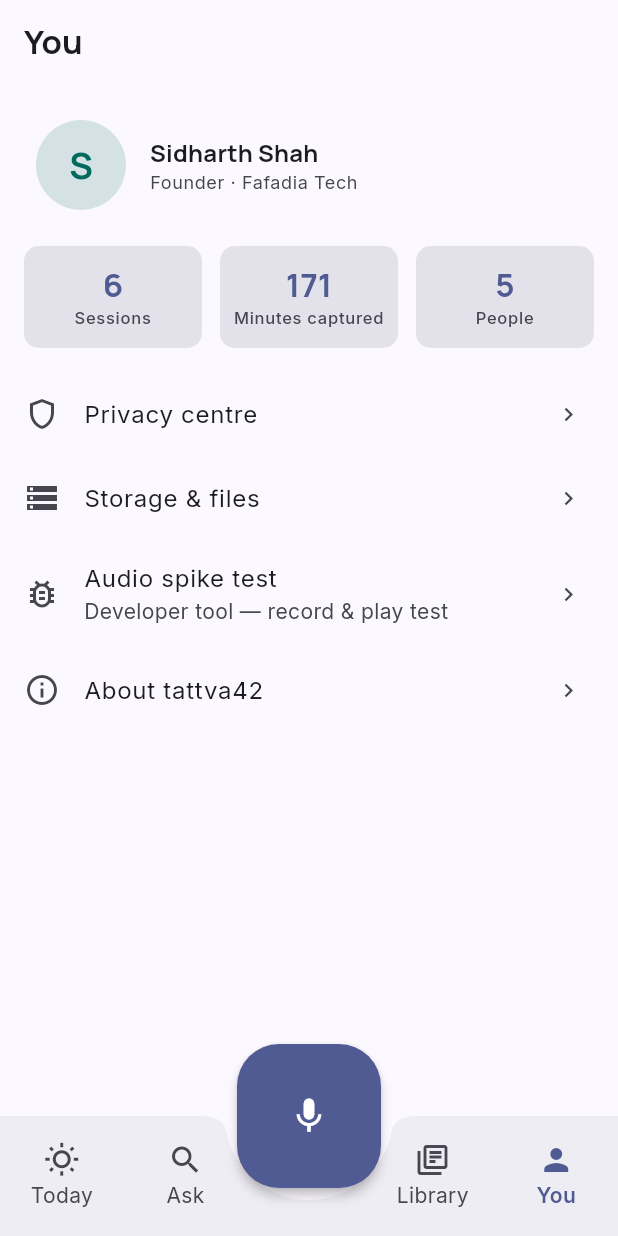
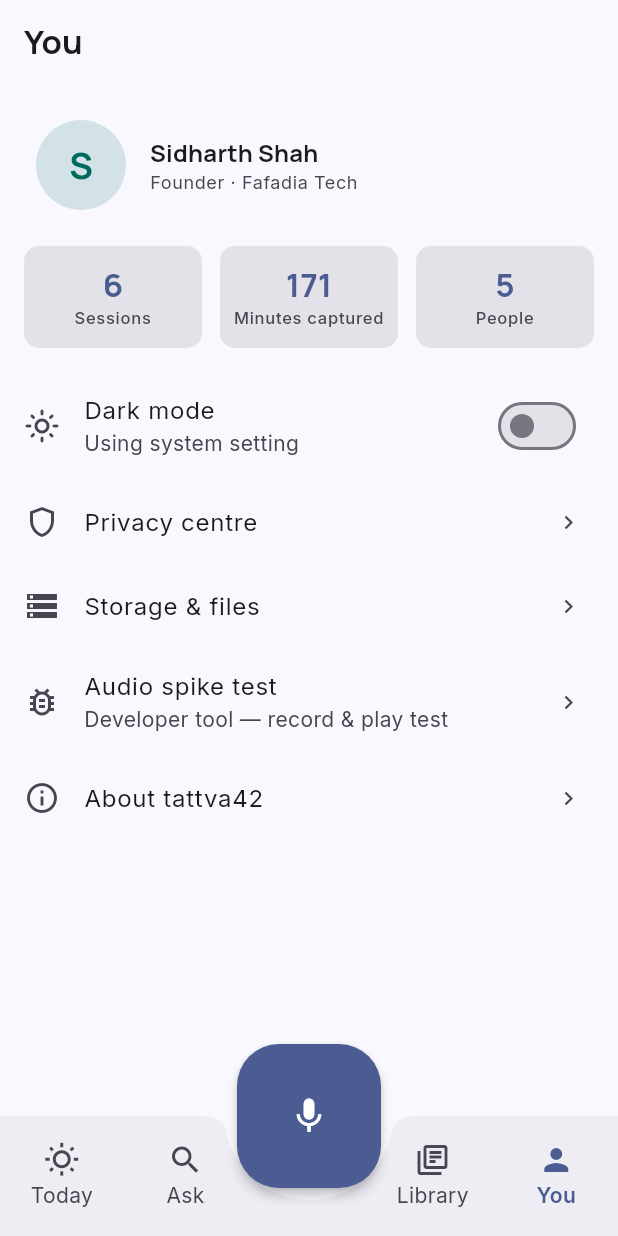
Before and after one commit to fafadiatech/tattva42, a Flutter app: the screen it shows after launch, item 4 of the bottom bar chosen, on a phone screen of 412 x 824 dp. Run offline on Flutter 3.47's test engine with Material 3 defaults, Android fonts, the light colour scheme and no system bars; our stand-ins replace flutter_riverpod, go_router, google_fonts, just_audio, permission_handler, speech_to_text; missing offline and left inert: record; network calls fail.

Commit message:
implemented dark mode for application

```diff
--- a/app/lib/main.dart
+++ b/app/lib/main.dart
@@ -2,6 +2,7 @@ import 'package:flutter/material.dart';
 import 'package:flutter_riverpod/flutter_riverpod.dart';
 
 import 'app_router.dart';
+import 'providers/theme_provider.dart';
 import 'theme/app_theme.dart';
 
 void main() {
@@ -9,16 +10,17 @@ void main() {
   runApp(const ProviderScope(child: Tattva42App()));
 }
 
-class Tattva42App extends StatelessWidget {
+class Tattva42App extends ConsumerWidget {
   const Tattva42App({super.key});
 
   @override
-  Widget build(BuildContext context) {
+  Widget build(BuildContext context, WidgetRef ref) {
+    final themeMode = ref.watch(themeModeProvider);
     return MaterialApp.router(
       title: 'tattva42',
       theme: buildAppTheme(dark: false),
       darkTheme: buildAppTheme(dark: true),
-      themeMode: ThemeMode.system,
+      themeMode: themeMode,
       routerConfig: appRouter,
       debugShowCheckedModeBanner: false,
     );
--- /dev/null
+++ b/app/lib/providers/theme_provider.dart
@@ -0,0 +1,6 @@
+import 'package:flutter/material.dart';
+import 'package:flutter_riverpod/flutter_riverpod.dart';
+
+/// Controls the app-wide [ThemeMode].
+/// Defaults to [ThemeMode.system] so new installs respect OS preference.
+final themeModeProvider = StateProvider<ThemeMode>((_) => ThemeMode.system);
--- a/app/lib/screens/you_screen.dart
+++ b/app/lib/screens/you_screen.dart
@@ -4,6 +4,7 @@ import 'package:go_router/go_router.dart';
 
 import '../mock/mock_data.dart';
 import '../providers/sessions_provider.dart';
+import '../providers/theme_provider.dart';
 import '../theme/app_text_styles.dart';
 
 class YouScreen extends ConsumerWidget {
@@ -76,6 +77,7 @@ class YouScreen extends ConsumerWidget {
           const SizedBox(height: 16),
 
           // Settings / nav
+          _DarkModeTile(),
           _SettingsTile(
             icon: Icons.shield_outlined,
             title: 'Privacy centre',
@@ -162,6 +164,27 @@ class _StatCard extends StatelessWidget {
   }
 }
 
+class _DarkModeTile extends ConsumerWidget {
+  @override
+  Widget build(BuildContext context, WidgetRef ref) {
+    final mode = ref.watch(themeModeProvider);
+    final systemIsDark = MediaQuery.platformBrightnessOf(context) == Brightness.dark;
+    final isDark = mode == ThemeMode.dark ||
+        (mode == ThemeMode.system && systemIsDark);
+
+    return SwitchListTile(
+      secondary: Icon(isDark ? Icons.dark_mode_outlined : Icons.light_mode_outlined),
+      title: const Text('Dark mode'),
+      subtitle: Text(mode == ThemeMode.system ? 'Using system setting' : ''),
+      value: isDark,
+      onChanged: (on) {
+        ref.read(themeModeProvider.notifier).state =
+            on ? ThemeMode.dark : ThemeMode.light;
+      },
+    );
+  }
+}
+
 class _SettingsTile extends StatelessWidget {
   final IconData icon;
   final String title;
--- a/app/lib/theme/app_colors.dart
+++ b/app/lib/theme/app_colors.dart
@@ -11,7 +11,7 @@ import 'package:flutter/material.dart';
 @immutable
 class AppColors extends ThemeExtension<AppColors> {
   const AppColors({
-    this.seed = const Color(0xFF485696),
+    this.seed = const Color(0xFF2563EB),
     this.figureAccent = const Color(0xFFF9C784),
   });
 
```
